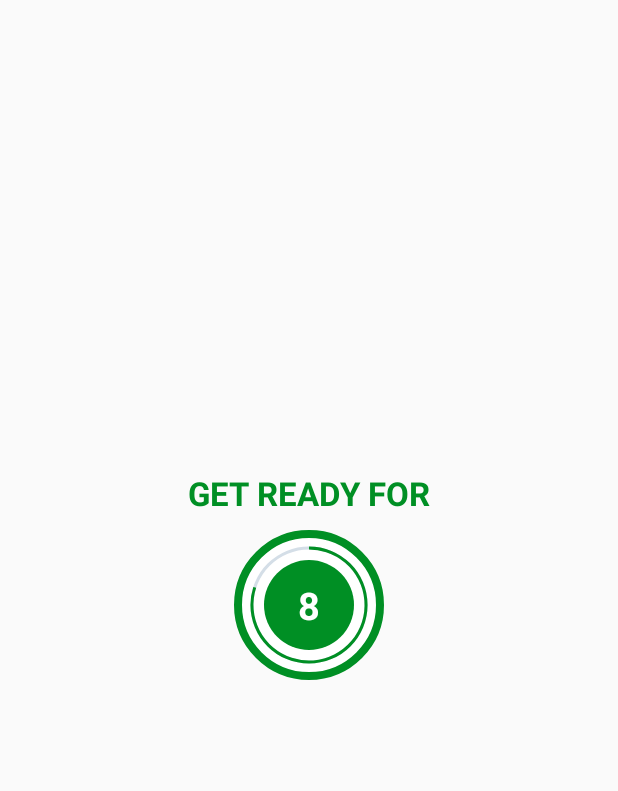
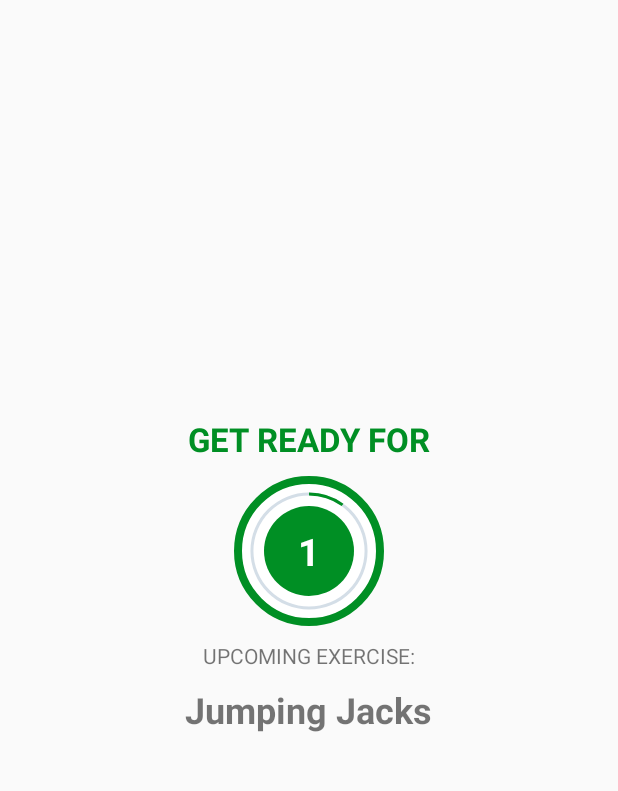
Before and after one commit to OneDudeDesign/SevenMinuteWorkout_Udem_A10_Kotlin, an Android app: the ExerciseActivity screen opened directly, with no data from a screen before it, on a phone screen of 412 x 824 dp, the part 84-875 px from its top. Run offline under Robolectric (Android 15) with nearby library versions, the phone set to English and light mode, and no system bars.

Commit message:
Phase08: added next exercise descriptor to rest view so the user knows what is coming

```diff
--- a/app/src/main/java/com/onedudedesign/sevenminuteworkout/ExerciseActivity.kt
+++ b/app/src/main/java/com/onedudedesign/sevenminuteworkout/ExerciseActivity.kt
@@ -15,12 +15,12 @@ class ExerciseActivity : AppCompatActivity() {
     //set variables for the rest timer
     private var restTimer: CountDownTimer? = null
     private var restProgress = 0
-    private val restDuration = 10000L
+    private val restDuration = 3000L
 
     //set the variables for the excercise timer
     private var exerciseTimer: CountDownTimer? = null
     private var exerciseProgress = 0
-    private val exerciseDuration = 30000L
+    private val exerciseDuration = 3000L
 
     private var exerciseList: ArrayList<ExerciseModel>? = null
     private var currentExercisePosition = -1
@@ -34,10 +34,11 @@ class ExerciseActivity : AppCompatActivity() {
         toolbar_excercise_activity.setNavigationOnClickListener {
             onBackPressed()
         }
+
+        exerciseList = Constants.defaultExerciseList()
+
         //start the restview and counter
         setupRestView()
-
-        exerciseList = Constants.defaultExerciseList()
     }
 
     //when the activity is destroyed cancel the timers and reset the progress
@@ -65,7 +66,7 @@ class ExerciseActivity : AppCompatActivity() {
             }
 
             override fun onFinish() {
-                currentExercisePosition++
+                //currentExercisePosition++
                 setupExerciseView()
             }
         }.start()
@@ -107,6 +108,8 @@ class ExerciseActivity : AppCompatActivity() {
 
         llexerciseview.visibility=View.GONE
         llRestView.visibility=View.VISIBLE
+        currentExercisePosition++
+        tvRestExerciseName.text = exerciseList!![currentExercisePosition].getName()
 
         setRestProgressBar()
     }
@@ -121,9 +124,11 @@ class ExerciseActivity : AppCompatActivity() {
         llRestView.visibility = View.GONE
         llexerciseview.visibility = View.VISIBLE
 
+        ivImage.setImageResource(exerciseList!![currentExercisePosition].getImage())
+        tvExerciseName.text = exerciseList!![currentExercisePosition].getName()
+
         setExerciseProgressBar()
 
-        ivImage.setImageResource(exerciseList!![currentExercisePosition].getImage())
-        tvExerciseName.text = exerciseList!![currentExercisePosition].getName()
+
     }
 }
--- a/app/src/main/res/layout/activity_excercise.xml
+++ b/app/src/main/res/layout/activity_excercise.xml
@@ -70,6 +70,21 @@
 
 
         </FrameLayout>
+
+        <TextView
+            android:layout_width="wrap_content"
+            android:layout_height="wrap_content"
+            android:layout_marginTop="@dimen/std_margin_top"
+            android:text="@string/upcoming_exercise" />
+
+        <TextView
+            android:id="@+id/tvRestExerciseName"
+            android:layout_width="wrap_content"
+            android:layout_height="wrap_content"
+            android:layout_marginTop="@dimen/std_margin_top"
+            android:textSize="@dimen/tvRestExerciseName_text_size"
+            android:textStyle="bold"
+            tools:text="Excercise Name" />
 
 
     </LinearLayout>
--- a/app/src/main/res/values/dimens.xml
+++ b/app/src/main/res/values/dimens.xml
@@ -11,4 +11,6 @@
     <dimen name="exAct_llinner_size">60dp</dimen>
     <dimen name="exAct_tvTimer_textsize">25sp</dimen>
     <dimen name="timer_header_textsize">22sp</dimen>
+    <dimen name="std_margin_top">10dp</dimen>
+    <dimen name="tvRestExerciseName_text_size">24sp</dimen>
 </resources>
--- a/app/src/main/res/values/strings.xml
+++ b/app/src/main/res/values/strings.xml
@@ -5,5 +5,6 @@
     <string name="get_ready_for">GET READY FOR</string>
     <string name="exAct_tvTimer_toolText">10</string>
     <string name="exercise_name_generic">Exercise Name</string>
+    <string name="upcoming_exercise">UPCOMING EXERCISE:</string>
 
 </resources>
```
